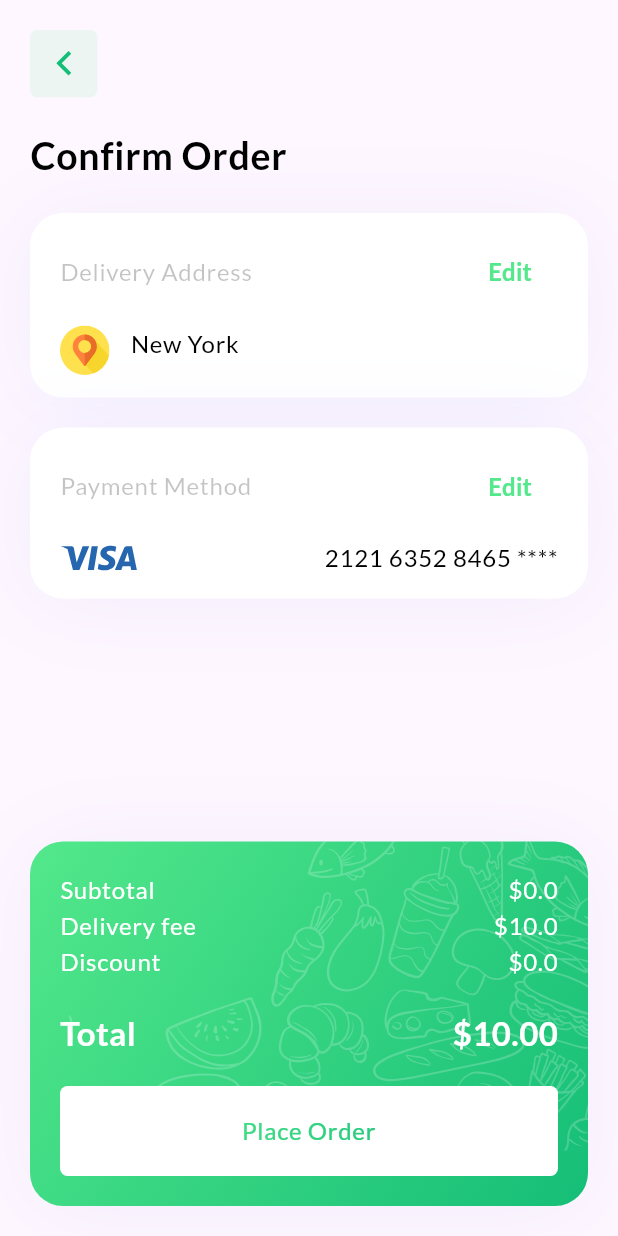
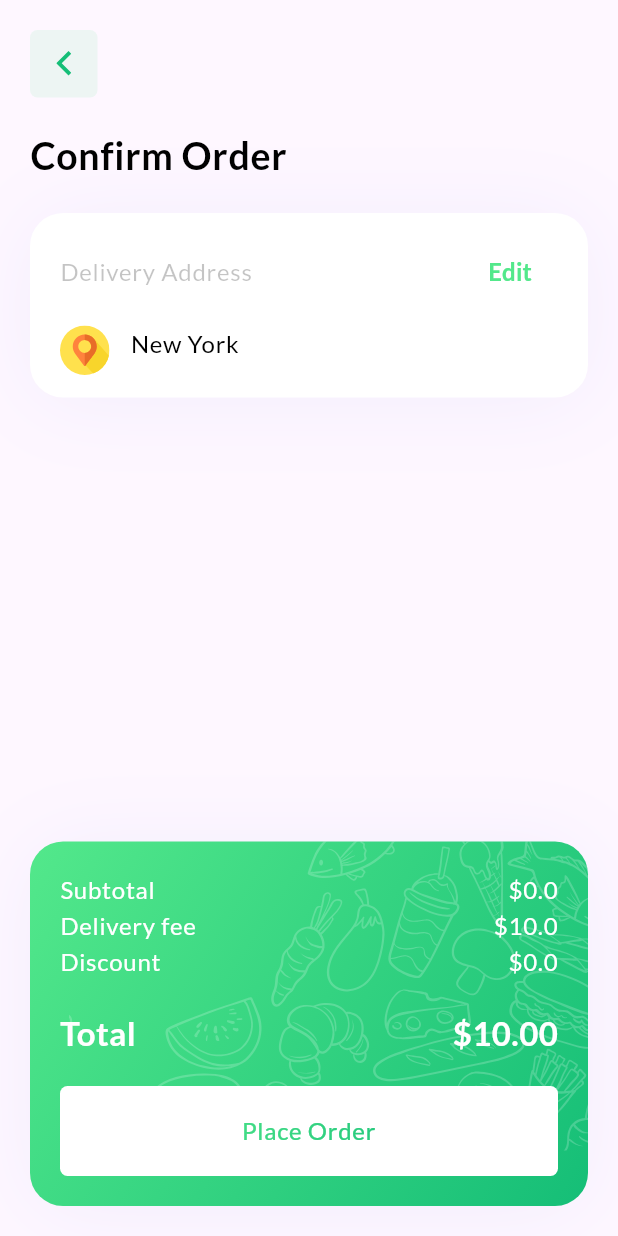
Before and after one commit to farhanyousaf786/stadium_food, a Flutter app: the OrderConfirmScreen screen opened by its route, on a phone screen of 412 x 824 dp. Run offline on Flutter 3.47's test engine with Material 3 defaults, Android fonts, the phone set to English and light mode, and no system bars; our stand-ins replace bloc, cloud_firestore, dio, equatable, firebase_auth, firebase_core and 10 more; missing offline and left inert: flutter_stripe; accounts and stored records are empty.

Commit message:
order fix

```diff
--- a/lib/src/presentation/screens/order/order_confirm_screen.dart
+++ b/lib/src/presentation/screens/order/order_confirm_screen.dart
@@ -166,77 +166,7 @@ class _OrderConfirmScreenState extends State<OrderConfirmScreen> {
                   ),
                   const SizedBox(height: 20),
 
-                  // payment method
-                  Container(
-                    padding: const EdgeInsets.symmetric(
-                      horizontal: 20,
-                      vertical: 15,
-                    ),
-                    decoration: BoxDecoration(
-                      color: AppColors().cardColor,
-                      borderRadius: AppStyles.largeBorderRadius,
-                      boxShadow: [AppStyles.boxShadow7],
-                    ),
-                    child: Column(
-                      children: [
-                        Row(
-                          mainAxisAlignment: MainAxisAlignment.spaceBetween,
-                          children: [
-                            Text(
-                              "Payment Method",
-                              style: CustomTextStyle.size16Weight400Text(
-                                AppColors().secondaryTextColor,
-                              ),
-                            ),
-                            TextButton(
-                              onPressed: () {
-                                buildDialog(context).then(
-                                  (value) =>
-                                      BlocProvider.of<OrderBloc>(context)
-                                          .add(
-                                    UpdateUI(),
-                                  ),
-                                );
-                              },
-                              child: Text(
-                                "Edit",
-                                style: CustomTextStyle.size16Weight600Text(
-                                  AppColors.primaryColor,
-                                ),
-                              ),
-                            ),
-                          ],
-                        ),
-                        const SizedBox(height: 12),
-                        BlocBuilder<OrderBloc, OrderState>(
-                          builder: (context, state) {
-                            return Row(
-                              mainAxisAlignment:
-                                  MainAxisAlignment.spaceBetween,
-                              children: [
-                                SvgPicture.asset(
-                                  Hive.box("myBox").get("paymentMethod") ==
-                                          "paypal"
-                                      ? "assets/svg/paypal.svg"
-                                      : "assets/svg/visa.svg",
-                                ),
-                                const SizedBox(width: 14),
-                                BlocBuilder<OrderBloc, OrderState>(
-                                  builder: (context, state) {
-                                    return Text(
-                                      "2121 6352 8465 ****",
-                                      style: CustomTextStyle
-                                          .size16Weight400Text(),
-                                    );
-                                  },
-                                ),
-                              ],
-                            );
-                          },
-                        ),
-                      ],
-                    ),
-                  ),
+
                 ],
               ),
             ),
```
